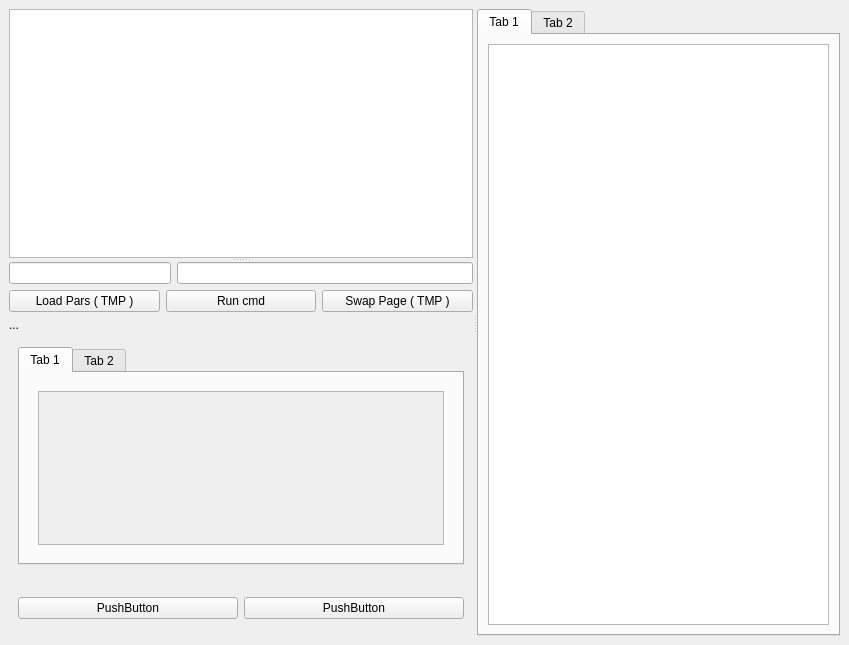
First picture: the form in src/client/client.ui, repository ccp4/DUI2, before the edit.
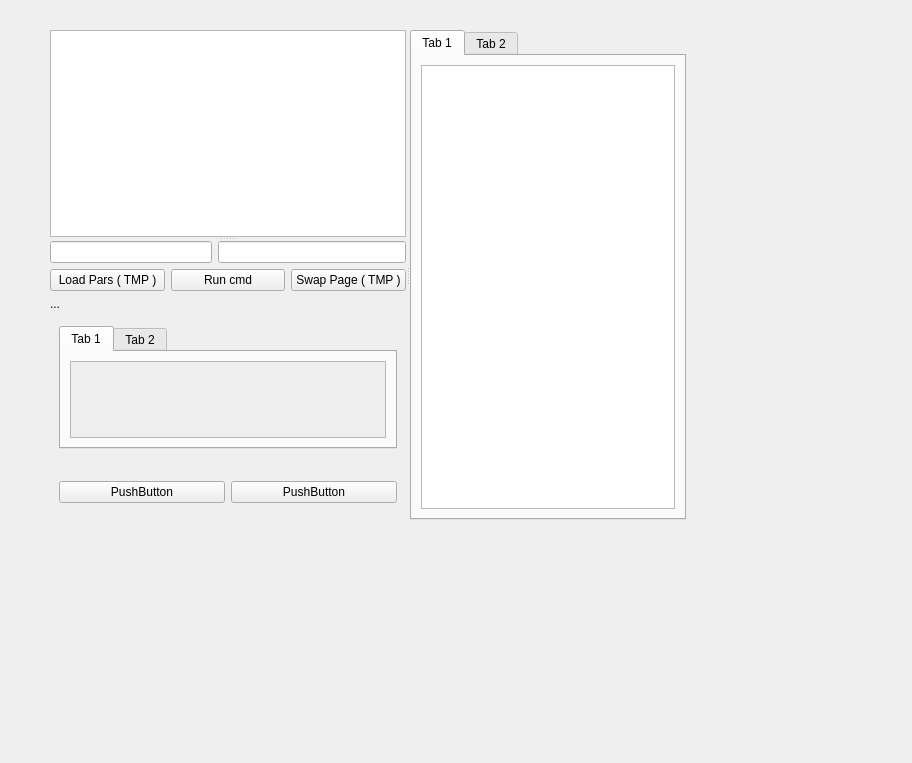
Second picture: the form after the edit. The open tabs and pages were chosen to show the change.

Commit message: starting to change the way parameter widgets are done

```diff
--- a/src/client/client.ui
+++ b/src/client/client.ui
@@ -6,17 +6,23 @@
    <rect>
     <x>0</x>
     <y>0</y>
-    <width>849</width>
-    <height>645</height>
+    <width>912</width>
+    <height>763</height>
    </rect>
   </property>
   <property name="windowTitle">
    <string>MainWindow</string>
   </property>
   <widget class="QWidget" name="centralwidget">
-   <layout class="QGridLayout" name="gridLayout">
-    <item row="0" column="0">
      <widget class="QSplitter" name="splitter_2">
+    <property name="geometry">
+     <rect>
+      <x>50</x>
+      <y>30</y>
+      <width>636</width>
+      <height>490</height>
+     </rect>
+    </property>
       <property name="orientation">
        <enum>Qt::Horizontal</enum>
       </property>
@@ -88,13 +94,13 @@
                <property name="widgetResizable">
                 <bool>true</bool>
                </property>
-               <widget class="QWidget" name="scrollAreaWidgetContents">
+             <widget class="QWidget" name="scrollAreaWidgetContents_17">
                 <property name="geometry">
                  <rect>
                   <x>0</x>
                   <y>0</y>
-                  <width>444</width>
-                  <height>212</height>
+                <width>336</width>
+                <height>129</height>
                  </rect>
                 </property>
                </widget>
@@ -102,36 +108,47 @@
              </item>
             </layout>
            </widget>
-           <widget class="QWidget" name="DualTabParamsPage">
-            <property name="minimumSize">
-             <size>
-              <width>0</width>
-              <height>166</height>
-             </size>
-            </property>
-            <layout class="QVBoxLayout" name="verticalLayout_5">
-             <item>
-              <widget class="QTabWidget" name="DualTabParamsWidget">
+         <widget class="QWidget" name="page">
+          <layout class="QGridLayout" name="gridLayout_18">
+           <item row="0" column="0">
+            <widget class="QTabWidget" name="tabWidget">
                <property name="currentIndex">
-                <number>1</number>
-               </property>
-               <widget class="QWidget" name="SimpleParamTab">
+              <number>0</number>
+             </property>
+             <widget class="QWidget" name="tab_simple">
                 <attribute name="title">
                  <string>Tab 1</string>
                 </attribute>
-                <layout class="QVBoxLayout" name="verticalLayout_2">
-                 <item>
-                  <widget class="QStackedWidget" name="SimpleParamStackedWidget">
-                   <property name="currentIndex">
-                    <number>0</number>
-                   </property>
-                   <widget class="QWidget" name="FindspotsSimplerPage">
-                    <layout class="QVBoxLayout" name="verticalLayout_6">
-                     <item>
+              <layout class="QGridLayout" name="gridLayout">
+               <item row="0" column="0">
                       <widget class="QScrollArea" name="FindspotsSimplerScrollArea">
                        <property name="widgetResizable">
                         <bool>true</bool>
                        </property>
+                 <widget class="QWidget" name="scrollAreaWidgetContents">
+                  <property name="geometry">
+                   <rect>
+                    <x>0</x>
+                    <y>0</y>
+                    <width>314</width>
+                    <height>82</height>
+                   </rect>
+                  </property>
+                 </widget>
+                </widget>
+               </item>
+              </layout>
+             </widget>
+             <widget class="QWidget" name="tab_advanced">
+              <attribute name="title">
+               <string>Tab 2</string>
+              </attribute>
+              <layout class="QGridLayout" name="gridLayout_3">
+               <item row="0" column="0">
+                <widget class="QScrollArea" name="FindspotsAdvancedScrollArea">
+                 <property name="widgetResizable">
+                  <bool>true</bool>
+                 </property>
                        <widget class="QWidget" name="scrollAreaWidgetContents_2">
                         <property name="geometry">
                          <rect>
@@ -146,9 +163,23 @@
                      </item>
                     </layout>
                    </widget>
-                   <widget class="QWidget" name="IndexSimplerPage">
-                    <layout class="QVBoxLayout" name="verticalLayout_7">
-                     <item>
+            </widget>
+           </item>
+          </layout>
+         </widget>
+         <widget class="QWidget" name="page_3">
+          <layout class="QGridLayout" name="gridLayout_19">
+           <item row="0" column="0">
+            <widget class="QTabWidget" name="tabWidget_2">
+             <property name="currentIndex">
+              <number>0</number>
+             </property>
+             <widget class="QWidget" name="tab_simple_2">
+              <attribute name="title">
+               <string>Tab 1</string>
+              </attribute>
+              <layout class="QGridLayout" name="gridLayout_4">
+               <item row="0" column="0">
                       <widget class="QScrollArea" name="IndexSimplerScrollArea">
                        <property name="widgetResizable">
                         <bool>true</bool>
@@ -167,10 +198,13 @@
                      </item>
                     </layout>
                    </widget>
-                   <widget class="QWidget" name="RefineBravaiSimplerPage">
-                    <layout class="QVBoxLayout" name="verticalLayout_8">
-                     <item>
-                      <widget class="QScrollArea" name="RefineBravaiSimplerScrollArea">
+             <widget class="QWidget" name="tab_advanced_2">
+              <attribute name="title">
+               <string>Tab 2</string>
+              </attribute>
+              <layout class="QGridLayout" name="gridLayout_5">
+               <item row="0" column="0">
+                <widget class="QScrollArea" name="IndexAdvancedScrollArea">
                        <property name="widgetResizable">
                         <bool>true</bool>
                        </property>
@@ -179,8 +213,8 @@
                          <rect>
                           <x>0</x>
                           <y>0</y>
-                          <width>80</width>
-                          <height>16</height>
+                    <width>314</width>
+                    <height>82</height>
                          </rect>
                         </property>
                        </widget>
@@ -188,10 +222,24 @@
                      </item>
                     </layout>
                    </widget>
-                   <widget class="QWidget" name="RefineSimplerPage">
-                    <layout class="QVBoxLayout" name="verticalLayout_9">
-                     <item>
-                      <widget class="QScrollArea" name="RefineSimplerScrollArea">
+            </widget>
+           </item>
+          </layout>
+         </widget>
+         <widget class="QWidget" name="page_4">
+          <layout class="QGridLayout" name="gridLayout_20">
+           <item row="0" column="0">
+            <widget class="QTabWidget" name="tabWidget_3">
+             <property name="currentIndex">
+              <number>0</number>
+             </property>
+             <widget class="QWidget" name="tab_simple_3">
+              <attribute name="title">
+               <string>Tab 1</string>
+              </attribute>
+              <layout class="QGridLayout" name="gridLayout_6">
+               <item row="0" column="0">
+                <widget class="QScrollArea" name="RefineBravaiSimplerScrollArea">
                        <property name="widgetResizable">
                         <bool>true</bool>
                        </property>
@@ -293,11 +341,7 @@
                      </item>
                     </layout>
                    </widget>
-                  </widget>
-                 </item>
-                </layout>
-               </widget>
-               <widget class="QWidget" name="AdavancedParamsTab">
+             <widget class="QWidget" name="tab_advanced_5">
                 <attribute name="title">
                  <string>Tab 2</string>
                 </attribute>
@@ -439,8 +483,6 @@
        </widget>
       </widget>
      </widget>
-    </item>
-   </layout>
   </widget>
  </widget>
  <resources/>
```
Left out of the diff: 295 changed lines with no effect on the pictures. Lines whose indentation alone changed are shown as unchanged. The commit also changes 1 other file.
